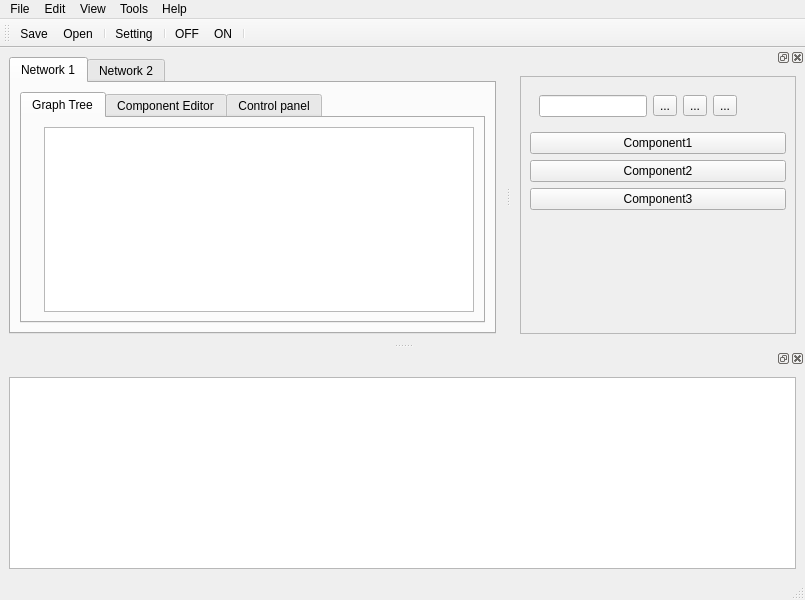
BasilMVarghese/robocomp, file tools/rcmanager/rcmanagerUItemplate.ui: the form before one commit.
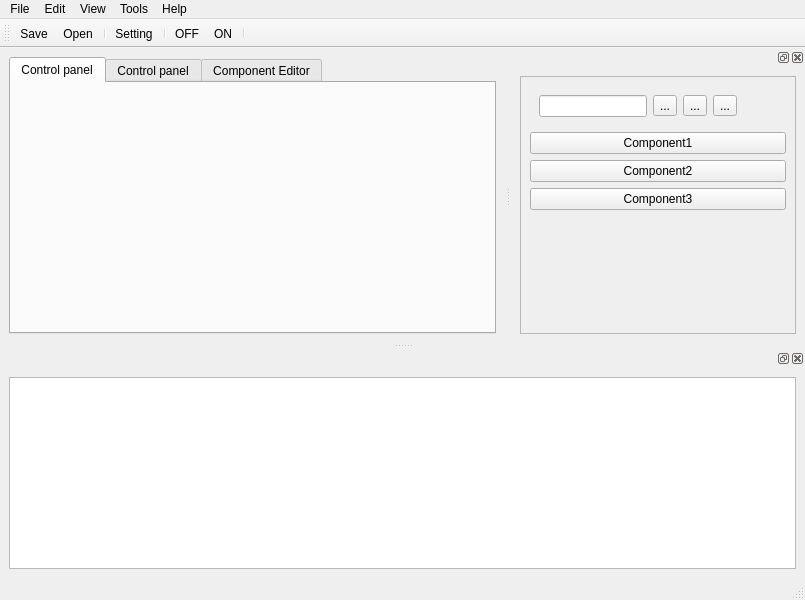
The form after the commit. The open tabs and pages were chosen to show the change. Icons and pictures are not drawn.

Diff of the .ui file:
```diff
--- a/tools/rcmanager/rcmanagerUItemplate.ui
+++ b/tools/rcmanager/rcmanagerUItemplate.ui
@@ -22,53 +22,18 @@
       </property>
       <widget class="QWidget" name="tab">
        <attribute name="title">
-        <string>Network 1</string>
+        <string>Control panel</string>
        </attribute>
-       <layout class="QGridLayout" name="gridLayout_4">
-        <item row="0" column="0">
-         <widget class="QTabWidget" name="tabWidget_2">
-          <property name="currentIndex">
-           <number>0</number>
-          </property>
-          <widget class="QWidget" name="tab_3">
-           <attribute name="title">
-            <string>Graph Tree</string>
-           </attribute>
-           <layout class="QGridLayout" name="gridLayout_5">
-            <item row="0" column="0">
-             <widget class="QLabel" name="label">
-              <property name="text">
-               <string/>
-              </property>
-             </widget>
-            </item>
-            <item row="0" column="1">
-             <widget class="QTextBrowser" name="textBrowser_2"/>
-            </item>
-           </layout>
-          </widget>
-          <widget class="QWidget" name="tab_5">
-           <attribute name="title">
-            <string>Component Editor</string>
-           </attribute>
-           <layout class="QGridLayout" name="gridLayout_7">
-            <item row="0" column="0">
-             <widget class="QTextEdit" name="textEdit"/>
-            </item>
-           </layout>
-          </widget>
-          <widget class="QWidget" name="tab_4">
-           <attribute name="title">
-            <string>Control panel</string>
-           </attribute>
-          </widget>
-         </widget>
-        </item>
-       </layout>
+       <layout class="QGridLayout" name="gridLayout_4"/>
+      </widget>
+      <widget class="QWidget" name="tab_3">
+       <attribute name="title">
+        <string>Control panel</string>
+       </attribute>
       </widget>
       <widget class="QWidget" name="tab_2">
        <attribute name="title">
-        <string>Network 2</string>
+        <string>Component Editor</string>
        </attribute>
       </widget>
      </widget>
```
Left out of the diff: 6 changed lines with no effect on the pictures.
